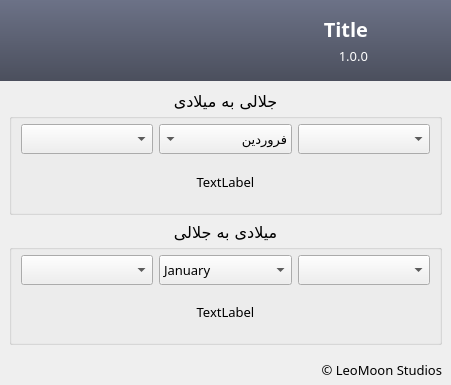
Above: src/gui/guiMain.ui from leomoon-studios/leomoon-jalalitray before the change. Below: the same form after it.
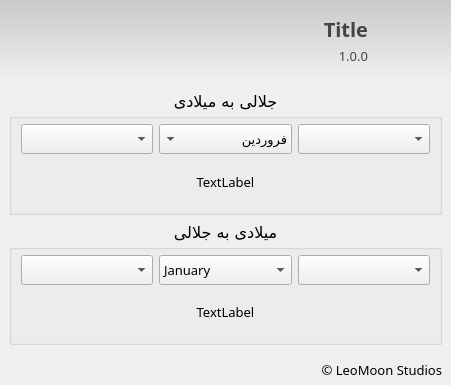
That is the form after the change. Icons and pictures are not drawn.

```diff
--- a/src/gui/guiMain.ui
+++ b/src/gui/guiMain.ui
@@ -30,9 +30,9 @@
     <normaloff>:/res/icons/main.svg</normaloff>:/res/icons/main.svg</iconset>
   </property>
   <property name="styleSheet">
-   <string notr="true">QFrame#banner {background: qlineargradient(x1:0 y1:0, x2:0 y2:1, stop:0 #6c7287, stop:1 #4b4f5d); border-radius: 0px;}
-QLabel#titleLbl {color: white;}
-QLabel#verLbl {color: white;}</string>
+   <string notr="true">QFrame#banner {background-color: qlineargradient(x1:0 y1:0, x2:0 y2:1, stop:0 #c9c9c9, stop:1 #F0F0F0); border-radius: 0px;}
+QLabel#titleLbl {color: rgb(68,68,68);}
+QLabel#verLbl {color: rgb(68,68,68);}</string>
   </property>
   <widget class="QWidget" name="centralwidget">
    <layout class="QVBoxLayout" name="verticalLayout">
```
